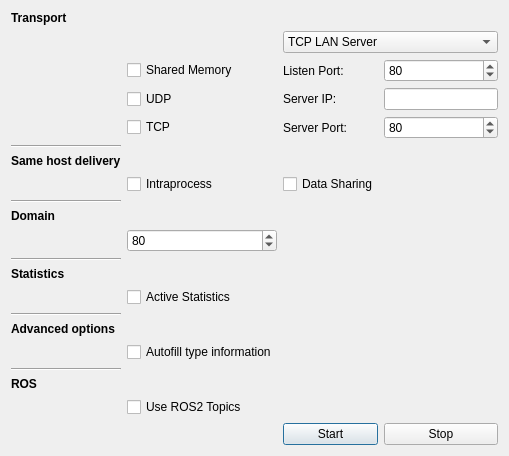
Above: forms/participantdialog.ui from eProsima/ShapesDemo before the change. Below: the same form after it.
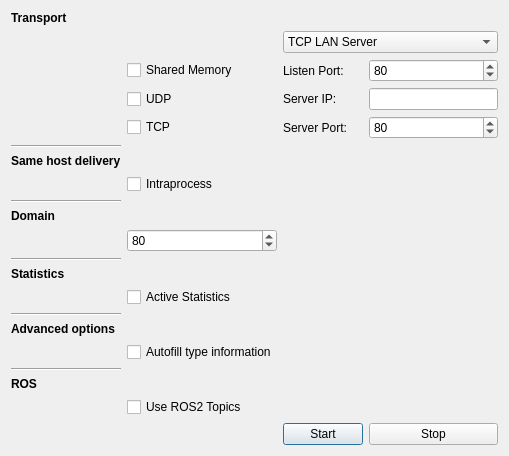
That is the form after the change.

Commit message:
Remove Data-Sharing option from ShapesDemo (#113)

# Conflicts:
#	include/eprosimashapesdemo/shapesdemo/ShapesDemo.h
#	src/qt/participantdialog.cpp
#	src/shapesdemo/ShapesDemo.cpp

The edit to the form file:
```diff
--- a/forms/participantdialog.ui
+++ b/forms/participantdialog.ui
@@ -222,13 +222,6 @@
      </property>
     </widget>
    </item>
-   <item row="12" column="3">
-    <widget class="QCheckBox" name="DataSharingcheckBox">
-     <property name="text">
-      <string>Data Sharing</string>
-     </property>
-    </widget>
-   </item>
    <item row="6" column="1">
     <widget class="QCheckBox" name="SHMcheckBox">
      <property name="text">
```
The commit also changes 7 other files.
